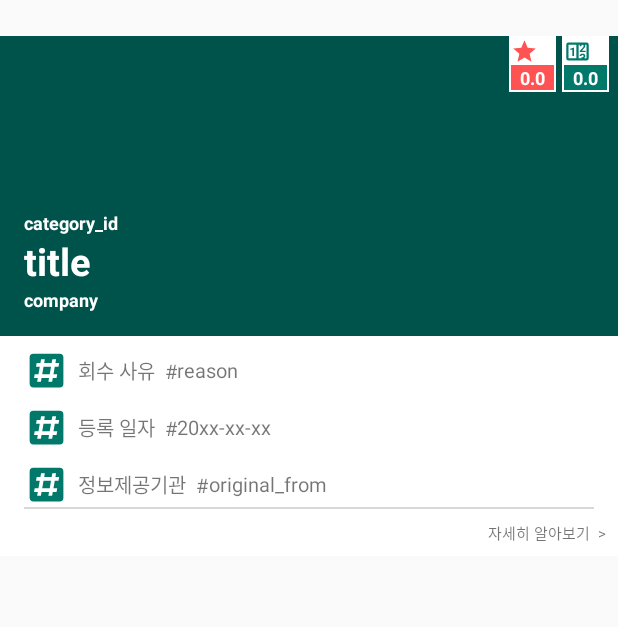
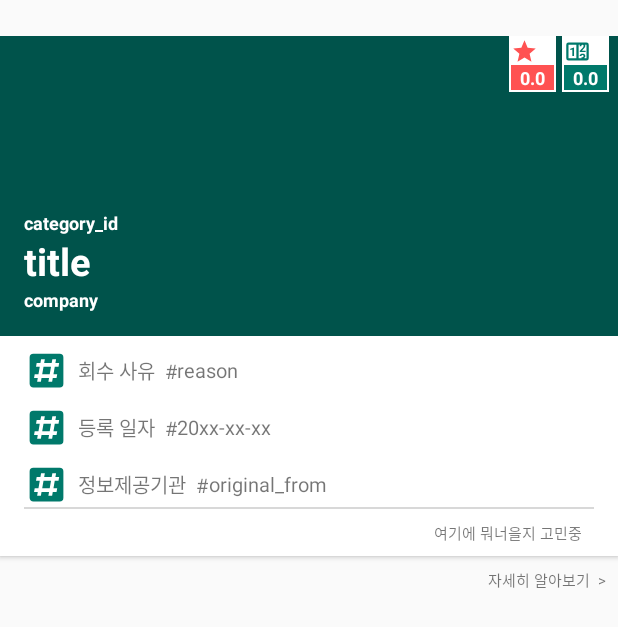
Before and after one commit to HyowonAn/MayIUseIt, an Android app: the layout list_item_document.xml on its own in the app's theme, with its tools: preview values and no code run, on a phone screen of 412 x 824 dp. Shown: the top 627 px of the screen. Run offline under Robolectric (Android 15) with nearby library versions, the phone set to English and light mode, and no system bars.

Commit message:
카테고리 카드뷰 레이아웃 제작 수정

```diff
--- a/app/src/main/res/layout/list_item_document.xml
+++ b/app/src/main/res/layout/list_item_document.xml
@@ -6,7 +6,7 @@
     android:layout_height="wrap_content"
     android:gravity="center_vertical"
     android:minHeight="72dp"
-    android:orientation="horizontal"
+    android:orientation="vertical"
     android:paddingTop="24dp">
 
     <android.support.v7.widget.CardView
@@ -267,24 +267,33 @@
                 android:padding="8dp"
                 android:layout_centerInParent="true"
                 android:background="#D8D8D8"/>
-
-            </LinearLayout>
-
-
             <TextView
                 android:layout_width="match_parent"
                 android:layout_height="match_parent"
                 android:padding="8dp"
                 android:maxLines="1"
-                android:text="자세히 알아보기  >"
+                android:text="여기에 뭐너을지 고민중"
                 android:gravity = "right"
                 android:textSize="10dp" />
+
+
+            </LinearLayout>
+
+
+
 
         </LinearLayout>
 
     </android.support.v7.widget.CardView>
 
-
+    <TextView
+        android:layout_width="match_parent"
+        android:layout_height="match_parent"
+        android:padding="8dp"
+        android:maxLines="1"
+        android:text="자세히 알아보기  >"
+        android:gravity = "right"
+        android:textSize="10dp" />
 
 
 </LinearLayout>
```
